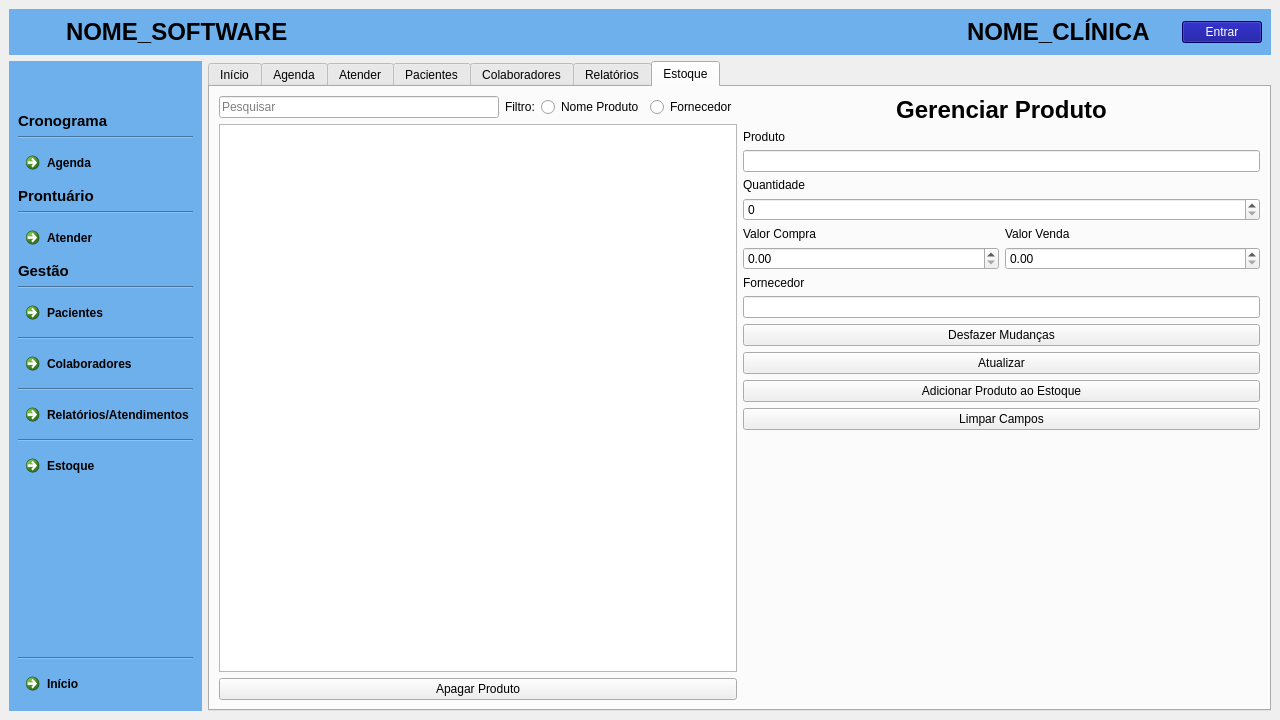
Before: the Qt Designer form clinica_cpp/mainwindow.ui in juander/Projeto_CPP, drawn with Qt 5.
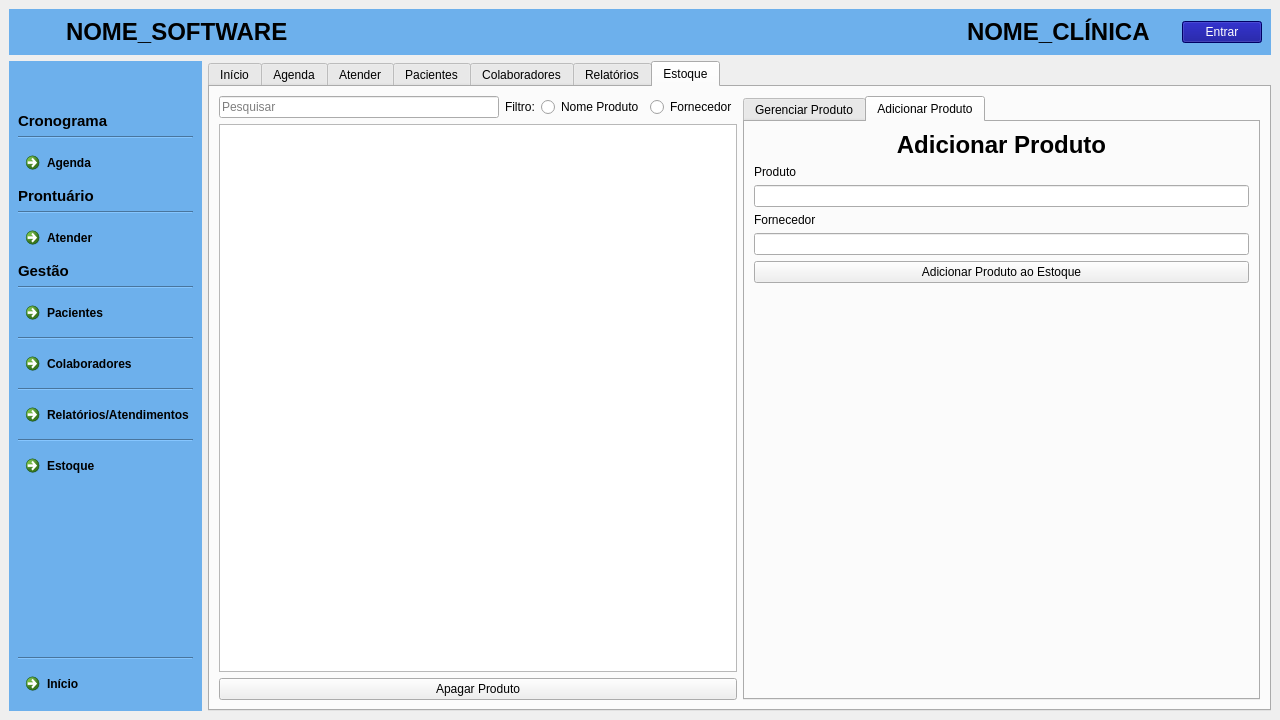
After: the same form once the commit is applied. The open tabs and pages were chosen to show the change. Icons and pictures are not drawn.

Commit message: loucura doida doida

Patch:
```diff
--- a/clinica_cpp/mainwindow.ui
+++ b/clinica_cpp/mainwindow.ui
@@ -3819,6 +3819,16 @@
                </layout>
               </item>
               <item>
+               <widget class="QTabWidget" name="paginas_gerencia">
+                <property name="currentIndex">
+                 <number>1</number>
+                </property>
+                <widget class="QWidget" name="Gerenciar_Produto">
+                 <attribute name="title">
+                  <string>Gerenciar Produto</string>
+                 </attribute>
+                 <layout class="QVBoxLayout" name="verticalLayout_18">
+                  <item>
                <layout class="QVBoxLayout" name="verticalLayout_39">
                 <property name="topMargin">
                  <number>0</number>
@@ -3840,7 +3850,11 @@
                    </widget>
                   </item>
                   <item>
-                   <widget class="QLineEdit" name="lineEditProduto"/>
+                       <widget class="QLineEdit" name="lineEditProduto">
+                        <property name="enabled">
+                         <bool>true</bool>
+                        </property>
+                       </widget>
                   </item>
                  </layout>
                 </item>
@@ -3922,13 +3936,6 @@
                   </property>
                  </widget>
                 </item>
-                <item>
-                 <widget class="QPushButton" name="btnAdicionar">
-                  <property name="text">
-                   <string>Adicionar Produto ao Estoque</string>
-                  </property>
-                 </widget>
-                </item>
                 <item>
                  <widget class="QPushButton" name="btnLimpar">
                   <property name="text">
@@ -3953,6 +3960,82 @@
                  </spacer>
                 </item>
                </layout>
+                  </item>
+                 </layout>
+                </widget>
+                <widget class="QWidget" name="Adicionar_Produto">
+                 <attribute name="title">
+                  <string>Adicionar Produto</string>
+                 </attribute>
+                 <layout class="QVBoxLayout" name="verticalLayout_20">
+                  <item>
+                   <layout class="QVBoxLayout" name="verticalLayout_45">
+                    <property name="topMargin">
+                     <number>0</number>
+                    </property>
+                    <item>
+                     <layout class="QVBoxLayout" name="verticalLayout_46">
+                      <item>
+                       <widget class="QLabel" name="label_43">
+                        <property name="text">
+                         <string>&lt;html&gt;&lt;head/&gt;&lt;body&gt;&lt;p align=&quot;center&quot;&gt;&lt;span style=&quot; font-size:18pt; font-weight:700;&quot;&gt;Adicionar Produto&lt;/span&gt;&lt;/p&gt;&lt;/body&gt;&lt;/html&gt;</string>
+                        </property>
+                       </widget>
+                      </item>
+                      <item>
+                       <widget class="QLabel" name="label_44">
+                        <property name="text">
+                         <string>Produto</string>
+                        </property>
+                       </widget>
+                      </item>
+                      <item>
+                       <widget class="QLineEdit" name="lineEditProdutoAdd"/>
+                      </item>
+                     </layout>
+                    </item>
+                    <item>
+                     <layout class="QVBoxLayout" name="verticalLayout_50">
+                      <item>
+                       <widget class="QLabel" name="label_48">
+                        <property name="text">
+                         <string>Fornecedor</string>
+                        </property>
+                       </widget>
+                      </item>
+                      <item>
+                       <widget class="QLineEdit" name="lineEditFornecedorAdd"/>
+                      </item>
+                     </layout>
+                    </item>
+                    <item>
+                     <widget class="QPushButton" name="btnAdicionar">
+                      <property name="text">
+                       <string>Adicionar Produto ao Estoque</string>
+                      </property>
+                     </widget>
+                    </item>
+                    <item>
+                     <spacer name="verticalSpacer_21">
+                      <property name="orientation">
+                       <enum>Qt::Orientation::Vertical</enum>
+                      </property>
+                      <property name="sizeType">
+                       <enum>QSizePolicy::Policy::Expanding</enum>
+                      </property>
+                      <property name="sizeHint" stdset="0">
+                       <size>
+                        <width>20</width>
+                        <height>40</height>
+                       </size>
+                      </property>
+                     </spacer>
+                    </item>
+                   </layout>
+                  </item>
+                 </layout>
+                </widget>
+               </widget>
               </item>
              </layout>
             </item>
```
Left out of the diff: 2 changed lines with no effect on the pictures. Lines whose indentation alone changed are shown as unchanged. The commit also changes 2 other files.
